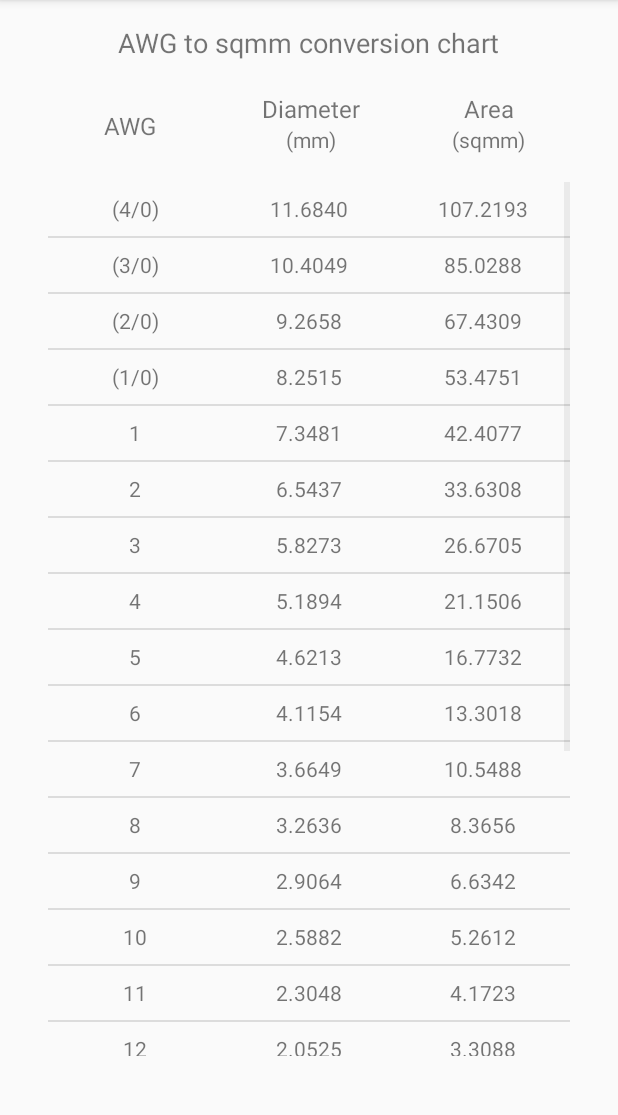
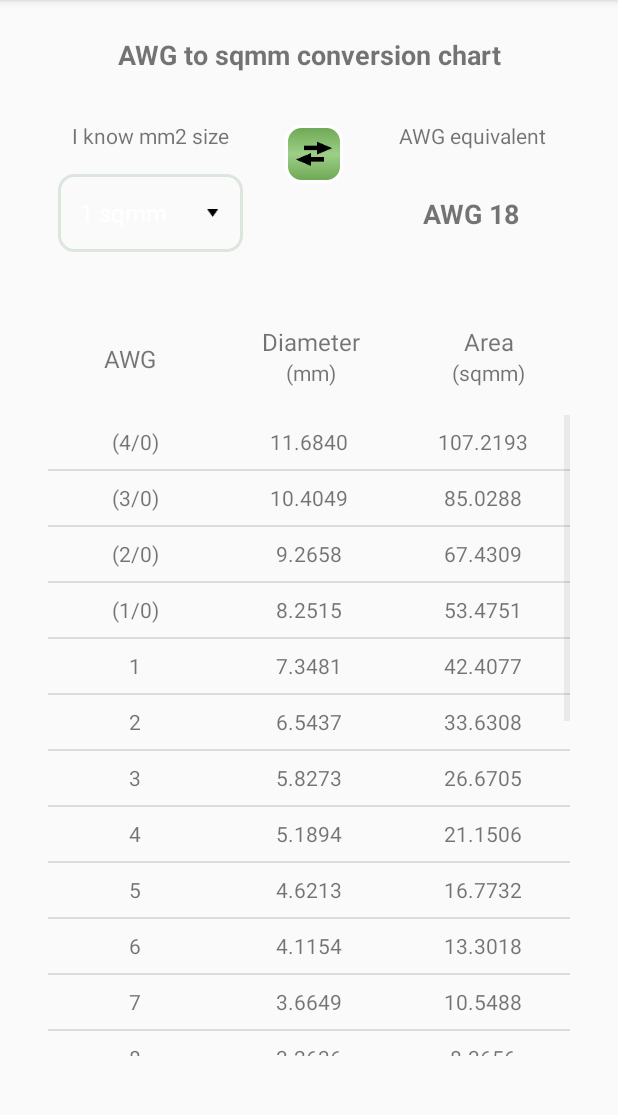
Before and after one commit to mzuos/LeafEC, an Android app: the AWG_mm2_converter screen opened directly, with no data from a screen before it, on a phone screen of 412 x 824 dp, the part 84-1199 px from its top. Run offline under Robolectric (Android 15) with nearby library versions, the phone set to English and light mode, and no system bars.

Commit message:
AWG to mm2 fully working

```diff
--- a/app/src/main/AndroidManifest.xml
+++ b/app/src/main/AndroidManifest.xml
@@ -10,7 +10,7 @@
         android:supportsRtl="true"
         android:theme="@style/AppTheme">
         <activity
-            android:name=".AWG_sizelist"
+            android:name=".AWG_mm2_converter"
             android:configChanges="orientation"
             android:launchMode="singleTop"
             android:parentActivityName=".MainActivity"
--- a/app/src/main/java/com/EWB_Tonibung/mcbcalculator/AWG_sizelist.java
+++ b/app/src/main/java/com/EWB_Tonibung/mcbcalculator/AWG_mm2_converter.java
@@ -6,29 +6,193 @@ import static com.EWB_Tonibung.mcbcalculator.listview_constant.THIRD_COLUMN;
 
 import android.support.v7.app.AppCompatActivity;
 import android.os.Bundle;
+import android.view.View;
+import android.widget.AdapterView;
 import android.widget.ArrayAdapter;
 import android.widget.ListView;
 import java.util.ArrayList;
 import java.util.HashMap;
-import android.app.Activity;
+import java.util.Locale;
+
+import android.widget.Spinner;
+import android.widget.TextView;
 
 // CODE SOURCE: http://www.technotalkative.com/android-multi-column-listview/
 
-public class AWG_sizelist extends AppCompatActivity{
+    public class AWG_mm2_converter extends AppCompatActivity{
 
+        public static int [] AWG_size_list = new int[] {1, 2, 3, 4, 5, 6, 7, 8, 9, 10, 11, 12, 13, 14, 15, 16, 17, 18, 19, 20};
 
     private ArrayList<HashMap> list;
 
+    String SelectedSize;
+    double I_know_mm2 = 0, I_know_AWG = 0, mm2_equiv = 0;
+    int AWG_equiv = 0;
+    boolean mode = true;
+    Spinner spinner_cable_sizes;
 
     @Override
     public void onCreate(Bundle savedInstanceState) {
         super.onCreate(savedInstanceState);
-        setContentView(R.layout.activity_awg_sizelist);
+        setContentView(R.layout.activity_awg_mm2_converter);
 
         ListView lview = (ListView) findViewById(R.id.AWG_listview);
         populateList();
         listviewAdapter adapter = new listviewAdapter(this, list);
         lview.setAdapter(adapter);
+
+        spinner_cable_sizes = (Spinner) findViewById(R.id.spinner_cable_sizes);
+        spinner_cable_sizes.setAdapter(new ArrayAdapter <String>(getApplicationContext(),android.R.layout.simple_spinner_dropdown_item,
+                getResources().getStringArray(R.array.Cu_WireSizeList))); //On Create comes in Iknowmm2 mode
+
+
+        spinner_cable_sizes.setOnItemSelectedListener(new AdapterView.OnItemSelectedListener()
+        {
+            @Override
+            public void onItemSelected(AdapterView<?> parent, View view, int position, long id)
+            {
+                if (mode == true){
+                    String Size_dummy = parent.getItemAtPosition(position).toString();
+
+                    //SelectedSize = Size_dummy.substring(0,1);
+                    String [] dummy  = Size_dummy.split(" ");
+                    SelectedSize = dummy [0];
+
+                    // Convert the cable size to a real number
+
+                    I_know_mm2 = Float.parseFloat(SelectedSize);
+                    find_AWG_equivalent();
+                }
+                else{
+
+                    double mm2 = 0;
+
+                    if (position > 3){
+                       String AWG_selection = parent.getItemAtPosition(position).toString();
+                       String [] AWG = AWG_selection.split(" ");
+                       int n = Integer.parseInt (AWG[1]);
+
+
+
+                       double exp = (36-n)/19.5;
+                       mm2 = 0.012668 * Math.pow(92,exp);
+                    }
+                    else if (position == 3){ //(1/0)
+                        mm2 = 53.4751; // The exact area for the cable
+                    }
+                    else if (position == 2){ //(2/0)
+                        mm2 = 67.4309; // The exact area for the cable
+                    }
+                    else if (position == 1){ //(3/0)
+                        mm2 = 85.0288; // The exact area for the cable
+                    }
+                    else if (position == 0){ //(4/0)
+                        mm2 = 107.2193; // The exact area for the cable
+                    }
+
+                    find_sqmm_equivalent(mm2);
+
+                }
+
+            }
+
+            @Override
+            public void onNothingSelected(AdapterView<?> parent) {}
+
+        });
+
+    }
+
+    public void swap_converter_mode (View view){
+
+        mode = !mode;
+
+        //setContentView(R.layout.activity_awg_mm2_converter);
+
+        TextView TV_Iknow = (TextView) findViewById(R.id.TV_Iknow);
+        TextView TV_Iwant = (TextView) findViewById(R.id.TV_Iwant);
+
+
+        if (mode == true){ // I know mm2 - I want AWG
+
+            TV_Iknow.setText("I know sqmm size");
+            TV_Iwant.setText ("AWG equivalent");
+            spinner_cable_sizes.setAdapter(new ArrayAdapter <String>(getApplicationContext(),android.R.layout.simple_spinner_dropdown_item,
+                    getResources().getStringArray(R.array.Cu_WireSizeList)));
+        }
+        else{ // I know AWG - I want mm2
+
+            TV_Iknow.setText("I know AWG size");
+            TV_Iwant.setText ("sqmm equivalent");
+
+            spinner_cable_sizes.setAdapter(new ArrayAdapter <String>(getApplicationContext(),android.R.layout.simple_spinner_dropdown_item,
+                    getResources().getStringArray(R.array.AWG_sizes)));
+        }
+
+    }
+
+   public void find_sqmm_equivalent (double sqmm){
+
+        int sqmm_sizes = GeneralCalculations.CopperWireArray.length;
+
+        if (sqmm >= GeneralCalculations.CopperWireArray [sqmm_sizes-1]){//largest than larger sqmm
+            mm2_equiv = GeneralCalculations.CopperWireArray [sqmm_sizes-1];
+        }
+        else{
+            for (int i = 0; i < sqmm_sizes; i++){
+
+                if (sqmm < GeneralCalculations.CopperWireArray [i]) {
+
+                    if (i == 0){
+                        mm2_equiv = 0.5;
+                    }
+                    else{
+                        mm2_equiv = GeneralCalculations.CopperWireArray [i-1];
+                    }
+                    break;
+
+                }
+            }
+
+        }
+
+        TextView TV_sqmm_equiv = (TextView) findViewById(R.id.TV_size_equiv);
+       String Str_sqmm_equiv = String.format (Locale.UK, "%.1f", mm2_equiv);
+       Str_sqmm_equiv = Str_sqmm_equiv + " sqmm";
+       TV_sqmm_equiv.setText(Str_sqmm_equiv);
+
+
+
+    }
+
+    private void find_AWG_equivalent(){
+
+        // mm2 to AWG formula converter:
+
+        // Formula: mm2 = 0.012668 [mm2] x 92^((36-n)/19.5)
+
+        int AWG_sizes = AWG_size_list.length;
+        double mm2_dummy =0;
+
+        for ( int i = 0; i < AWG_sizes; i++){
+
+            int n = AWG_size_list [i];
+            mm2_dummy = (36-n)/19.5;
+            mm2_dummy = 0.012668 * Math.pow(92,mm2_dummy);
+
+            if (mm2_dummy <= I_know_mm2){
+                AWG_equiv = AWG_size_list [i];
+                break;
+            }
+
+        }
+
+        TextView TV_AWG_equiv = (TextView) findViewById(R.id.TV_size_equiv);
+        String Str_AWG_equiv = Integer.toString(AWG_equiv);
+        Str_AWG_equiv = "AWG " + Str_AWG_equiv;
+        TV_AWG_equiv.setText(Str_AWG_equiv);
+
+
     }
 
     private void populateList() {
--- a/app/src/main/java/com/EWB_Tonibung/mcbcalculator/MainActivity.java
+++ b/app/src/main/java/com/EWB_Tonibung/mcbcalculator/MainActivity.java
@@ -52,7 +52,7 @@ public class MainActivity extends AppCompatActivity {
 
     //Launched from Main Menu
     public void LaunchAWGSizeViewer(View view) {
-        Intent intent_AWG = new Intent (this, AWG_sizelist.class);
+        Intent intent_AWG = new Intent (this, AWG_mm2_converter.class);
         startActivity(intent_AWG);
     }
 
--- a/app/src/main/java/com/EWB_Tonibung/mcbcalculator/SizeMCB_input_data.java
+++ b/app/src/main/java/com/EWB_Tonibung/mcbcalculator/SizeMCB_input_data.java
@@ -78,8 +78,6 @@ public class SizeMCB_input_data extends AppCompatActivity {
 
             }
 
-
-
             @Override
             public void onNothingSelected(AdapterView<?> parent) {}
 
--- a/app/src/main/res/layout/activity_awg_sizelist.xml
+++ b/app/src/main/res/layout/activity_awg_mm2_converter.xml
@@ -12,11 +12,12 @@
         android:layout_height="wrap_content"
         android:layout_marginStart="16dp"
         android:layout_marginLeft="16dp"
-        android:layout_marginTop="16dp"
+        android:layout_marginTop="24dp"
         android:layout_marginEnd="16dp"
         android:layout_marginRight="16dp"
         android:text="@string/AWG_title"
         android:textSize="18sp"
+        android:textStyle="bold"
         app:layout_constraintEnd_toEndOf="parent"
         app:layout_constraintStart_toStartOf="parent"
         app:layout_constraintTop_toTopOf="parent" />
@@ -25,13 +26,13 @@
         android:id="@+id/textView51"
         android:layout_width="wrap_content"
         android:layout_height="22dp"
-        android:layout_marginTop="32dp"
+        android:layout_marginTop="60dp"
         android:text="@string/AWG"
         android:textSize="16sp"
         app:layout_constraintEnd_toStartOf="@+id/textView52"
         app:layout_constraintHorizontal_bias="0.5"
         app:layout_constraintStart_toStartOf="parent"
-        app:layout_constraintTop_toBottomOf="@+id/textView38" />
+        app:layout_constraintTop_toBottomOf="@+id/spinner_cable_sizes" />
 
     <TextView
         android:id="@+id/textView52"
@@ -87,5 +88,83 @@
         app:layout_constraintBottom_toBottomOf="parent"
         app:layout_constraintEnd_toEndOf="parent"
         app:layout_constraintStart_toStartOf="parent"
-        app:layout_constraintTop_toBottomOf="@+id/textView66" />View>
+        app:layout_constraintTop_toBottomOf="@+id/textView66" />
+
+    <TextView
+        android:id="@+id/TV_Iknow"
+        android:layout_width="wrap_content"
+        android:layout_height="wrap_content"
+        android:layout_marginStart="48dp"
+        android:layout_marginLeft="48dp"
+        android:layout_marginTop="32dp"
+        android:textAlignment="center"
+        android:text="@string/Iknowmm2"
+        app:layout_constraintStart_toStartOf="parent"
+        app:layout_constraintTop_toBottomOf="@+id/textView38" />
+
+    <Spinner
+        android:id="@+id/spinner_cable_sizes"
+        android:layout_width="wrap_content"
+        android:layout_height="wrap_content"
+        android:layout_marginTop="16dp"
+        android:background="@drawable/custom_spinner"
+        android:textSize="16sp"
+        app:layout_constraintEnd_toEndOf="@+id/TV_Iknow"
+        app:layout_constraintStart_toStartOf="@+id/TV_Iknow"
+        app:layout_constraintTop_toBottomOf="@+id/TV_Iknow" />
+
+
+    <TextView
+        android:id="@+id/TV_Iwant"
+        android:layout_width="wrap_content"
+        android:layout_height="wrap_content"
+        android:layout_marginEnd="48dp"
+        android:layout_marginRight="48dp"
+        android:text="@string/IwantAWG"
+        android:textAlignment="center"
+        app:layout_constraintBaseline_toBaselineOf="@+id/TV_Iknow"
+        app:layout_constraintEnd_toEndOf="parent" />
+
+    <TextView
+        android:id="@+id/TV_size_equiv"
+        android:layout_width="wrap_content"
+        android:layout_height="wrap_content"
+        android:text="TextView"
+        android:textSize="18sp"
+        android:textStyle="bold"
+        app:layout_constraintBottom_toBottomOf="@+id/spinner_cable_sizes"
+        app:layout_constraintEnd_toEndOf="@+id/TV_Iwant"
+        app:layout_constraintStart_toStartOf="@+id/TV_Iwant"
+        app:layout_constraintTop_toTopOf="@+id/spinner_cable_sizes" />
+
+    <ImageView
+        android:id="@+id/imageView9"
+        android:layout_width="wrap_content"
+        android:layout_height="5dp"
+        android:layout_marginEnd="16dp"
+        android:layout_marginRight="16dp"
+        app:layout_constraintBottom_toBottomOf="@+id/spinner_cable_sizes"
+        app:layout_constraintEnd_toEndOf="@+id/spinner_cable_sizes"
+        app:layout_constraintTop_toTopOf="@+id/spinner_cable_sizes"
+        app:srcCompat="@mipmap/arrow" />
+
+    <ImageButton
+        android:id="@+id/imageButton"
+        android:layout_width="wrap_content"
+        android:layout_height="wrap_content"
+        android:layout_marginStart="8dp"
+        android:layout_marginLeft="8dp"
+        android:layout_marginTop="8dp"
+        android:layout_marginEnd="8dp"
+        android:layout_marginRight="8dp"
+        android:adjustViewBounds="false"
+        android:background="@drawable/custom_button"
+        android:onClick="swap_converter_mode"
+        android:src="@mipmap/swap_arrows"
+        android:visibility="visible"
+        app:layout_constraintBottom_toTopOf="@+id/spinner_cable_sizes"
+        app:layout_constraintEnd_toStartOf="@+id/TV_Iwant"
+        app:layout_constraintStart_toEndOf="@+id/TV_Iknow"
+        app:layout_constraintTop_toTopOf="@+id/TV_Iknow" />
+
 </android.support.constraint.ConstraintLayout>
--- a/app/src/main/res/values/arrays.xml
+++ b/app/src/main/res/values/arrays.xml
@@ -187,6 +187,37 @@
 
     </array>
 
+    <array name="AWG_sizes">
+        <item> AWG (4/0) </item>
+        <item> AWG (3/0) </item>
+        <item> AWG (2/0) </item>
+        <item> AWG (1/0)</item>
+        <item> AWG 1 </item>
+        <item> AWG 2 </item>
+        <item> AWG 3 </item>
+        <item> AWG 4 </item>
+        <item> AWG 5 </item>
+        <item> AWG 6 </item>
+        <item> AWG 7 </item>
+        <item> AWG 8 </item>
+        <item> AWG 9 </item>
+        <item> AWG 10 </item>
+        <item> AWG 11 </item>
+        <item> AWG 12 </item>
+        <item> AWG 13 </item>
+        <item> AWG 14 </item>
+        <item> AWG 15 </item>
+        <item> AWG 16 </item>
+        <item> AWG 17 </item>
+        <item> AWG 18 </item>
+        <item> AWG 19 </item>
+        <item> AWG 20 </item>
+
+
+    </array>
+
+
+
     <array
         name="AWG_table">
 
--- a/app/src/main/res/values/strings.xml
+++ b/app/src/main/res/values/strings.xml
@@ -102,6 +102,7 @@
     <string name="distance_value">xxm</string>
     <string name="maxVoltDrop_text">Optional: Specify max. volt drop [%]:</string>
     <string name="maxVoltDrop_value">xx%</string>
+    <string name="opt_VD_cablesize">Optional: Specify cable size:</string>
 
     <!--LOAD RESULT SCREEN STRINGS-->
     <string name="LoadResultScr_LoadDescription">Load description:</string>
@@ -119,6 +120,10 @@
     <string name="AWG_diamunit">(mm)</string>
     <string name="AWG_area">Area</string>
     <string name="AWG_areaunit">(sqmm)</string>
+    <string name="IknowAWG"> I know AWG size</string>
+    <string name="Iknowmm2"> I know mm2 size</string>
+    <string name="IwantAWG"> AWG equivalent</string>
+    <string name="Iwantmm2"> I want mm2 equivalent</string>
 
 
     <!--MULTIPLE SCREEN STRINGS-->
```
Also changed, not shown: app/src/main/res/layout/activity_sizeforload_input_data.xml (+29 -20 lines), app/src/main/res/mipmap-xxxhdpi/swap_arrows.png (added).
